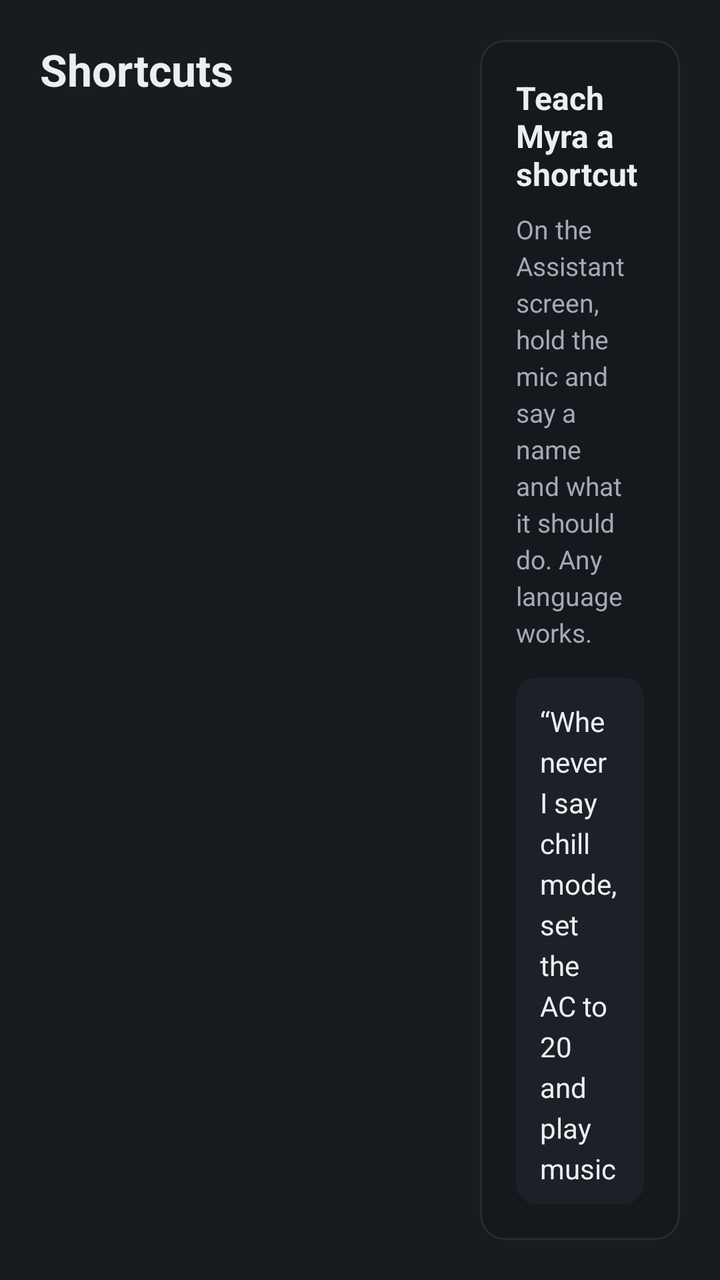
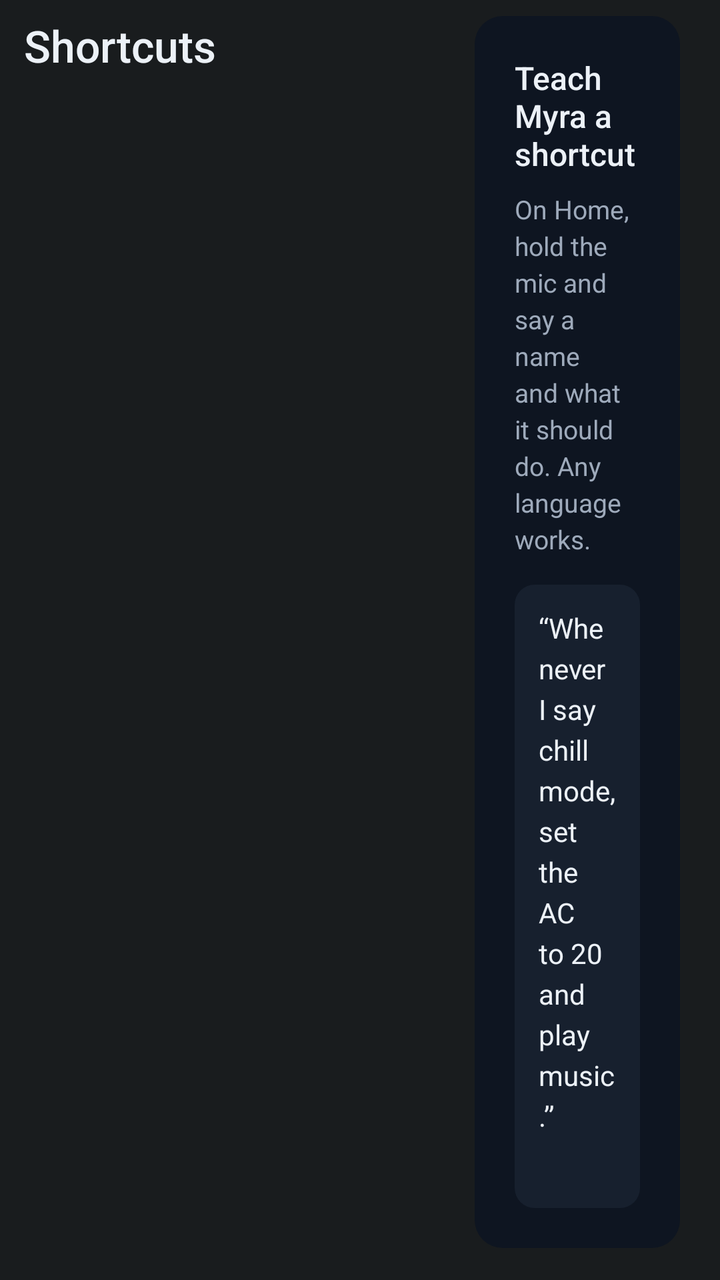

Screens rendered from an Android XML layout before and after an edit, with the pre-edit source and the edit as a unified diff.
<!-- AndroidManifest.xml: application theme android:Theme.DeviceDefault.NoActionBar.Fullscreen -->
<!-- res/layout/shortcuts.xml -->
<?xml version="1.0" encoding="utf-8"?>
<LinearLayout xmlns:android="http://schemas.android.com/apk/res/android"
    android:layout_width="match_parent"
    android:layout_height="match_parent"
    android:orientation="horizontal"
    android:padding="20dp">

    <LinearLayout
        android:layout_width="0dp"
        android:layout_height="match_parent"
        android:layout_weight="2"
        android:orientation="vertical">

        <TextView
            android:layout_width="wrap_content"
            android:layout_height="wrap_content"
            android:text="Shortcuts"
            android:textColor="@color/ink"
            android:textSize="22sp"
            android:textStyle="bold" />

        <TextView
            android:id="@+id/shortcutSummary"
            android:layout_width="wrap_content"
            android:layout_height="wrap_content"
            android:layout_marginTop="2dp"
            android:textColor="@color/ink3"
            android:textSize="13sp" />

        <ScrollView
            android:layout_width="match_parent"
            android:layout_height="0dp"
            android:layout_marginTop="14dp"
            android:layout_weight="1">

            <LinearLayout
                android:id="@+id/shortcutList"
                android:layout_width="match_parent"
                android:layout_height="wrap_content"
                android:orientation="vertical" />
        </ScrollView>
    </LinearLayout>

    <LinearLayout
        android:layout_width="0dp"
        android:layout_height="wrap_content"
        android:layout_marginStart="20dp"
        android:layout_weight="1"
        android:background="@drawable/panel"
        android:orientation="vertical"
        android:padding="18dp">

        <TextView
            android:layout_width="wrap_content"
            android:layout_height="wrap_content"
            android:text="Teach Myra a shortcut"
            android:textColor="@color/ink"
            android:textSize="16sp"
            android:textStyle="bold" />

        <TextView
            android:layout_width="wrap_content"
            android:layout_height="wrap_content"
            android:layout_marginTop="8dp"
            android:lineSpacingExtra="3dp"
            android:text="On the Assistant screen, hold the mic and say a name and what it should do. Any language works."
            android:textColor="@color/ink2"
            android:textSize="13sp" />

        <TextView
            android:layout_width="match_parent"
            android:layout_height="wrap_content"
            android:layout_marginTop="14dp"
            android:background="@drawable/tile"
            android:lineSpacingExtra="4dp"
            android:padding="12dp"
            android:text="“Whenever I say chill mode, set the AC to 20 and play music.”\n\n“जब भी मैं कहूँ movie night, volume कम करो और अगला गाना चलाओ”"
            android:textColor="@color/ink"
            android:textSize="14sp" />

        <TextView
            android:layout_width="wrap_content"
            android:layout_height="wrap_content"
            android:layout_marginTop="14dp"
            android:lineSpacingExtra="3dp"
            android:text="Then just say “chill mode”. To remove one, say “delete the chill mode shortcut” or tap Delete."
            android:textColor="@color/ink3"
            android:textSize="12sp" />
    </LinearLayout>
</LinearLayout>
<!-- resources referenced by this layout -->
<resources>
  <color name="ink">#ECEEF1</color>
  <color name="ink2">#A3AAB4</color>
  <color name="ink3">#6E7682</color>
  <!-- drawable panel (drawable) -->
  <?xml version="1.0" encoding="utf-8"?>
  <shape xmlns:android="http://schemas.android.com/apk/res/android">
      <solid android:color="@color/surface" />
      <stroke android:width="1dp" android:color="@color/line" />
      <corners android:radius="12dp" />
  </shape>
  <!-- drawable tile (drawable) -->
  <?xml version="1.0" encoding="utf-8"?>
  <shape xmlns:android="http://schemas.android.com/apk/res/android">
      <solid android:color="@color/surface2" />
      <corners android:radius="10dp" />
  </shape>
  <color name="surface">#15181D</color>
  <color name="line">#262B33</color>
  <color name="surface2">#1C2027</color>
</resources>

<!-- the commit's change to res/layout/shortcuts.xml (unified diff, before → after) -->
@@ -3,7 +3,10 @@
     android:layout_width="match_parent"
     android:layout_height="match_parent"
     android:orientation="horizontal"
-    android:padding="20dp">
+    android:paddingStart="12dp"
+    android:paddingTop="8dp"
+    android:paddingEnd="20dp"
+    android:paddingBottom="16dp">
 
     <LinearLayout
         android:layout_width="0dp"
@@ -15,9 +18,9 @@
             android:layout_width="wrap_content"
             android:layout_height="wrap_content"
             android:text="Shortcuts"
+            android:fontFamily="sans-serif-medium"
             android:textColor="@color/ink"
-            android:textSize="22sp"
-            android:textStyle="bold" />
+            android:textSize="22sp" />
 
         <TextView
             android:id="@+id/shortcutSummary"
@@ -48,22 +51,22 @@
         android:layout_weight="1"
         android:background="@drawable/panel"
         android:orientation="vertical"
-        android:padding="18dp">
+        android:padding="20dp">
 
         <TextView
             android:layout_width="wrap_content"
             android:layout_height="wrap_content"
             android:text="Teach Myra a shortcut"
+            android:fontFamily="sans-serif-medium"
             android:textColor="@color/ink"
-            android:textSize="16sp"
-            android:textStyle="bold" />
+            android:textSize="16sp" />
 
         <TextView
             android:layout_width="wrap_content"
             android:layout_height="wrap_content"
             android:layout_marginTop="8dp"
             android:lineSpacingExtra="3dp"
-            android:text="On the Assistant screen, hold the mic and say a name and what it should do. Any language works."
+            android:text="On Home, hold the mic and say a name and what it should do. Any language works."
             android:textColor="@color/ink2"
             android:textSize="13sp" />
 
<!-- resource entries referenced after the edit -->
@@ -1,14 +1,13 @@
 <!-- resources referenced by this layout -->
 <resources>
-  <color name="ink">#ECEEF1</color>
-  <color name="ink2">#A3AAB4</color>
-  <color name="ink3">#6E7682</color>
+  <color name="ink">#ECF1F7</color>
+  <color name="ink2">#9EAABB</color>
+  <color name="ink3">#5F6C80</color>
   <!-- drawable panel (drawable) -->
   <?xml version="1.0" encoding="utf-8"?>
   <shape xmlns:android="http://schemas.android.com/apk/res/android">
       <solid android:color="@color/surface" />
-      <stroke android:width="1dp" android:color="@color/line" />
-      <corners android:radius="12dp" />
+      <corners android:radius="14dp" />
   </shape>
   <!-- drawable tile (drawable) -->
   <?xml version="1.0" encoding="utf-8"?>
@@ -16,8 +15,7 @@
       <solid android:color="@color/surface2" />
       <corners android:radius="10dp" />
   </shape>
-  <color name="surface">#15181D</color>
-  <color name="line">#262B33</color>
-  <color name="surface2">#1C2027</color>
+  <color name="surface">#0E1521</color>
+  <color name="surface2">#17202E</color>
 </resources>
 
